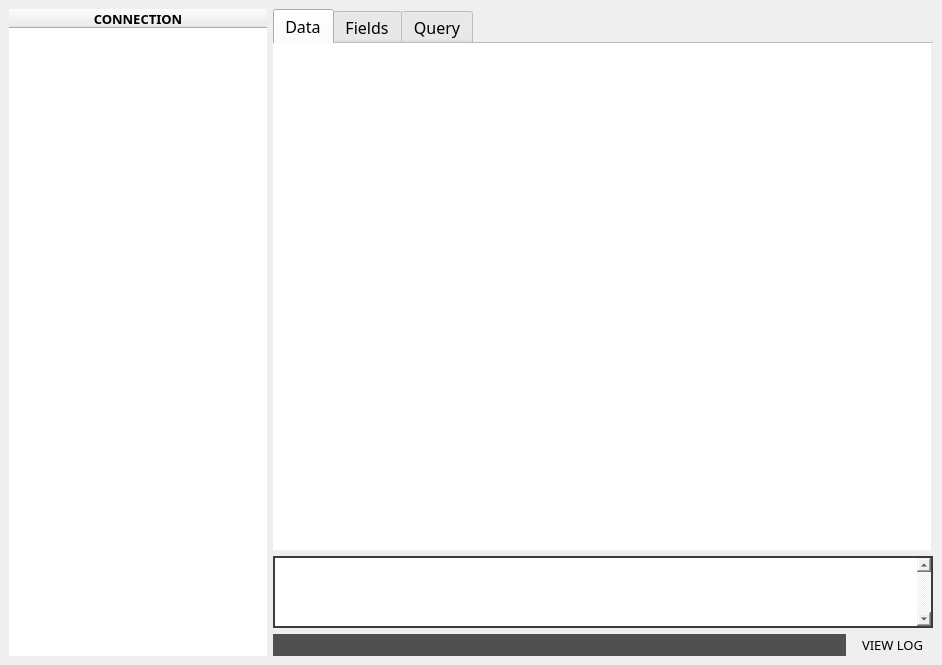
The window that assets/UI/Layout/MainWindow.ui (fer-moreira/MYQT) describes before a commit, drawn with Qt 5.
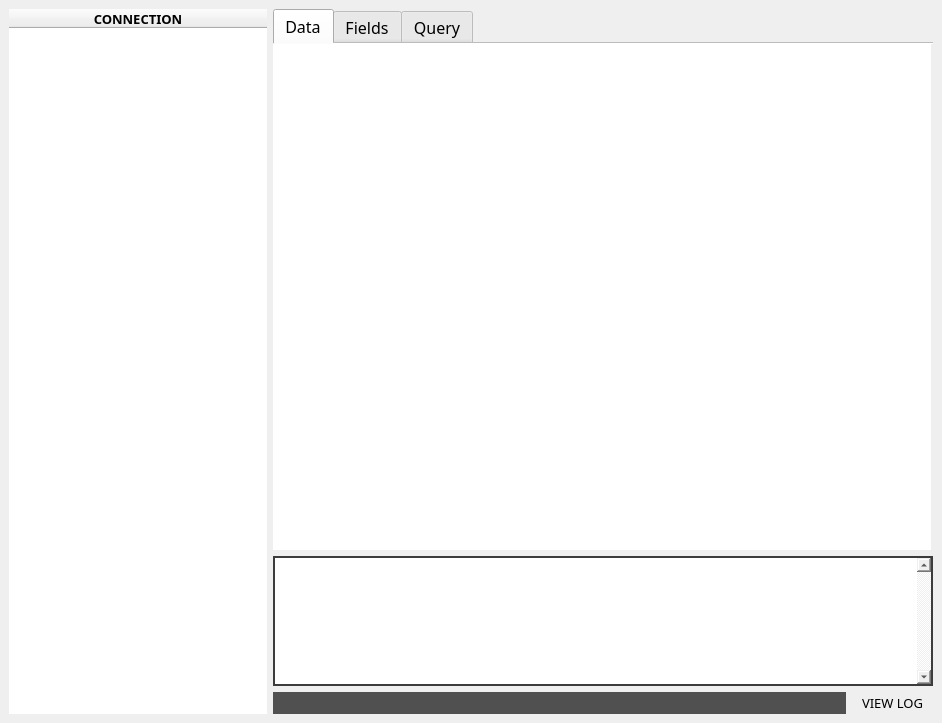
The same window after the commit. The open tabs and pages were chosen to show the change.

The edit to the form file:
```diff
--- a/assets/UI/Layout/MainWindow.ui
+++ b/assets/UI/Layout/MainWindow.ui
@@ -10,7 +10,7 @@
     <x>0</x>
     <y>0</y>
     <width>942</width>
-    <height>665</height>
+    <height>723</height>
    </rect>
   </property>
   <property name="sizePolicy">
@@ -649,7 +649,13 @@
       <property name="minimumSize">
        <size>
         <width>660</width>
-        <height>72</height>
+        <height>130</height>
+       </size>
+      </property>
+      <property name="maximumSize">
+       <size>
+        <width>16777215</width>
+        <height>130</height>
        </size>
       </property>
       <property name="font">
```
Left out of the diff: 6 changed lines with no effect on the pictures.
